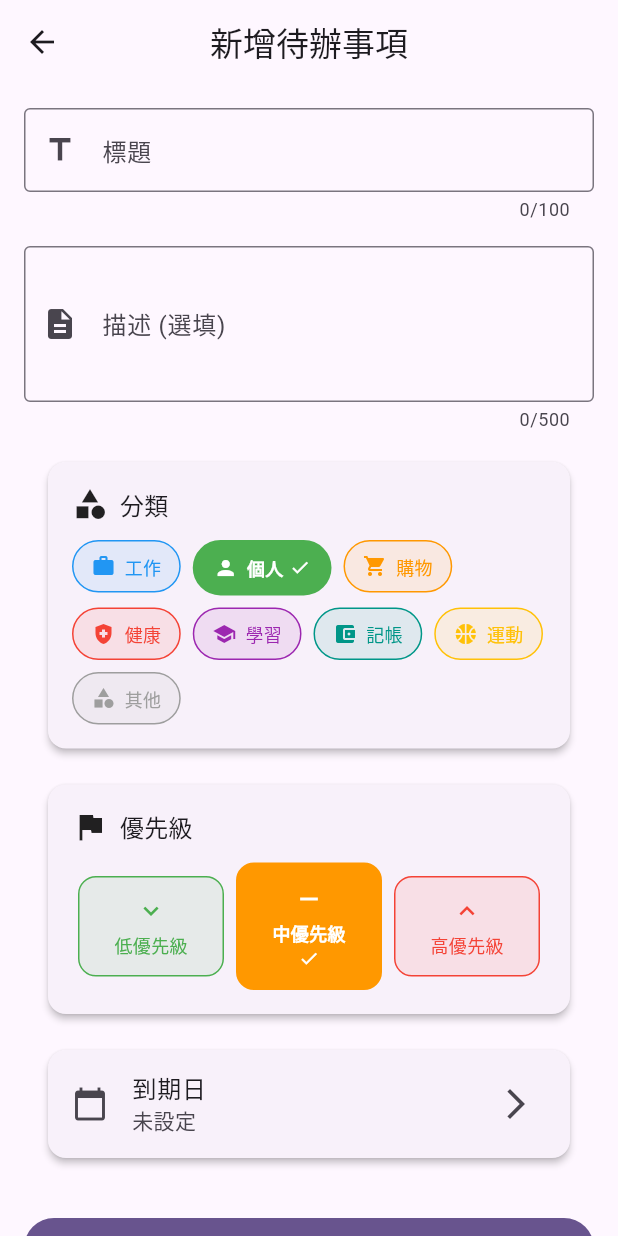
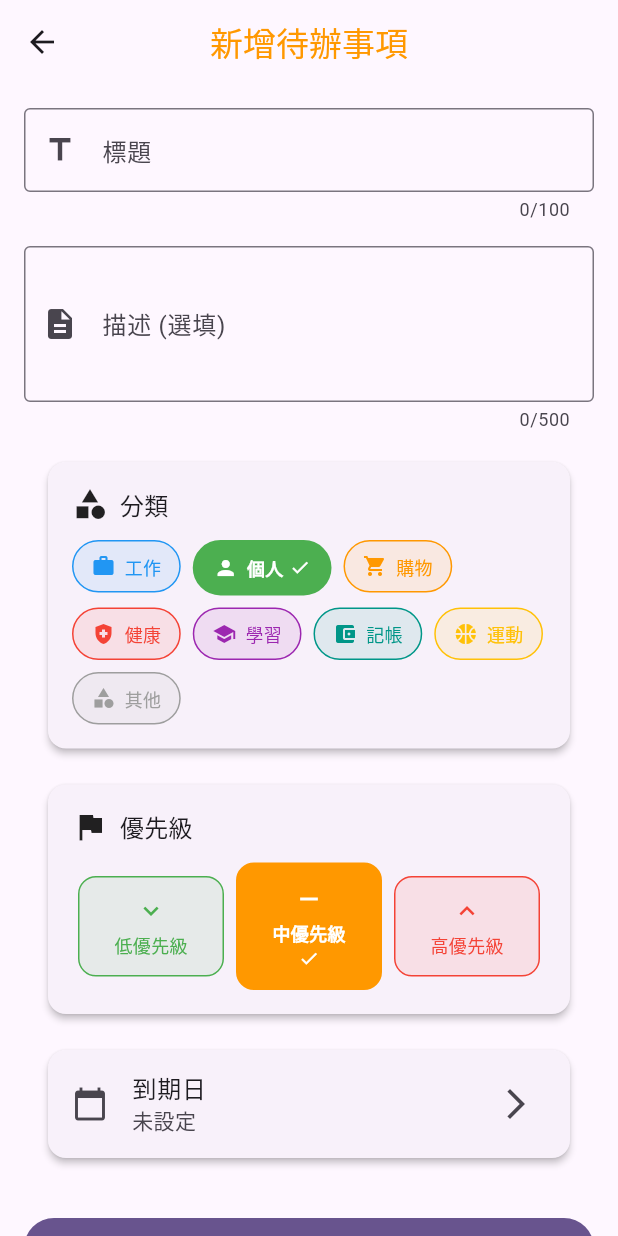
Before and after one commit to easylive1989/ai_todo_app, a Flutter app: the AddTodoScreen screen opened directly, on a phone screen of 412 x 824 dp. Run offline on Flutter 3.47's test engine with Material 3 defaults, Android fonts, the phone set to English and light mode, and no system bars; our stand-ins replace shared_preferences; accounts and stored records are empty.

Commit message:
fix: 修復標題顏色，將所有標題顏色改為橘色
- 將主畫面 AppBar 標題顏色改為橘色
- 將側邊欄 Drawer 中的應用程式標題顏色改為橘色
- 將新增/編輯待辦事項畫面的 AppBar 標題顏色改為橘色

解決 issue #2

🤖 Generated with [Claude Code](https://claude.ai/code)

Co-authored-by: Paul Wu <easylive1989@users.noreply.github.com>

```diff
--- a/todo_app/lib/screens/add_todo_screen.dart
+++ b/todo_app/lib/screens/add_todo_screen.dart
@@ -57,7 +57,10 @@ class _AddTodoScreenState extends State<AddTodoScreen> {
   Widget build(BuildContext context) {
     return Scaffold(
       appBar: AppBar(
-        title: Text(isEditing ? '編輯待辦事項' : '新增待辦事項'),
+        title: Text(
+          isEditing ? '編輯待辦事項' : '新增待辦事項',
+          style: const TextStyle(color: Colors.orange),
+        ),
         actions: [
           if (isEditing)
             IconButton(
--- a/todo_app/lib/screens/home_screen.dart
+++ b/todo_app/lib/screens/home_screen.dart
@@ -35,7 +35,7 @@ class _HomeScreenState extends State<HomeScreen> with SingleTickerProviderStateM
       appBar: AppBar(
         title: const Text(
           'Todo App',
-          style: TextStyle(color: Colors.blue),
+          style: TextStyle(color: Colors.orange),
         ),
         bottom: PreferredSize(
           preferredSize: const Size.fromHeight(120),
@@ -122,7 +122,7 @@ class _HomeScreenState extends State<HomeScreen> with SingleTickerProviderStateM
                     Text(
                       'Todo App',
                       style: Theme.of(context).textTheme.headlineSmall?.copyWith(
-                        color: Theme.of(context).colorScheme.onPrimary,
+                        color: Colors.orange,
                       ),
                     ),
                     const SizedBox(height: 8),
```
